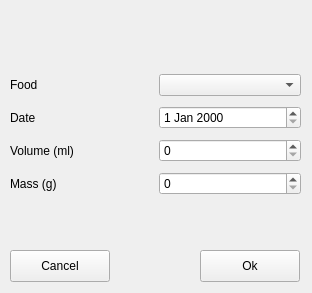
Above: src/addentrywidget.ui from MaGnaFlo/MacroCount before the change. Below: the same form after it.
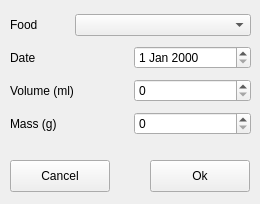
That is the form after the change.

Patch:
```diff
--- a/src/addentrywidget.ui
+++ b/src/addentrywidget.ui
@@ -6,8 +6,8 @@
    <rect>
     <x>0</x>
     <y>0</y>
-    <width>312</width>
-    <height>293</height>
+    <width>260</width>
+    <height>204</height>
    </rect>
   </property>
   <property name="windowTitle">
@@ -17,14 +17,14 @@
    <property name="geometry">
     <rect>
      <x>10</x>
-     <y>70</y>
-     <width>291</width>
+     <y>10</y>
+     <width>241</width>
      <height>133</height>
     </rect>
    </property>
    <layout class="QVBoxLayout" name="verticalLayout">
     <item>
-     <layout class="QHBoxLayout" name="horizontalLayout_3">
+     <layout class="QHBoxLayout" name="horizontalLayout_3" stretch="1,3">
       <item>
        <widget class="QLabel" name="lblFood">
         <property name="text">
@@ -84,8 +84,8 @@
   <widget class="QPushButton" name="btnAddEdit">
    <property name="geometry">
     <rect>
-     <x>200</x>
-     <y>250</y>
+     <x>150</x>
+     <y>160</y>
      <width>100</width>
      <height>32</height>
     </rect>
@@ -98,7 +98,7 @@
    <property name="geometry">
     <rect>
      <x>10</x>
-     <y>250</y>
+     <y>160</y>
      <width>100</width>
      <height>32</height>
     </rect>
```
